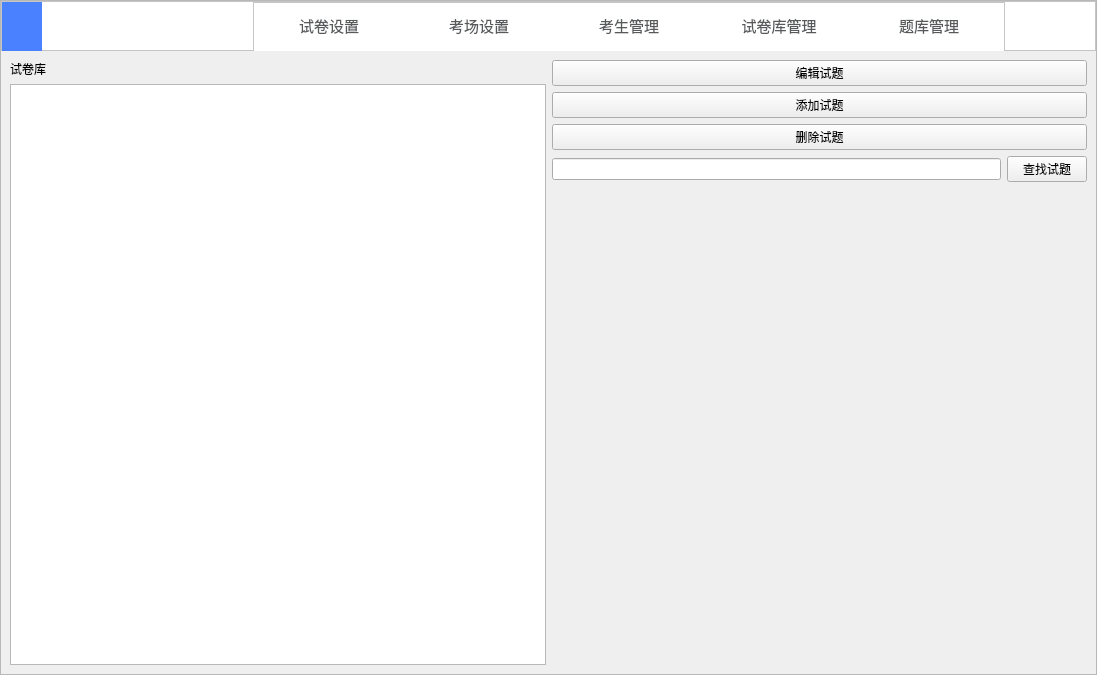
Before: the Qt Designer form Server_part/ServerWindow.ui in MRcao1001/Ddecode-QT-TCP-customWidget-MVD-MVC-MVVM-, drawn with Qt 5.
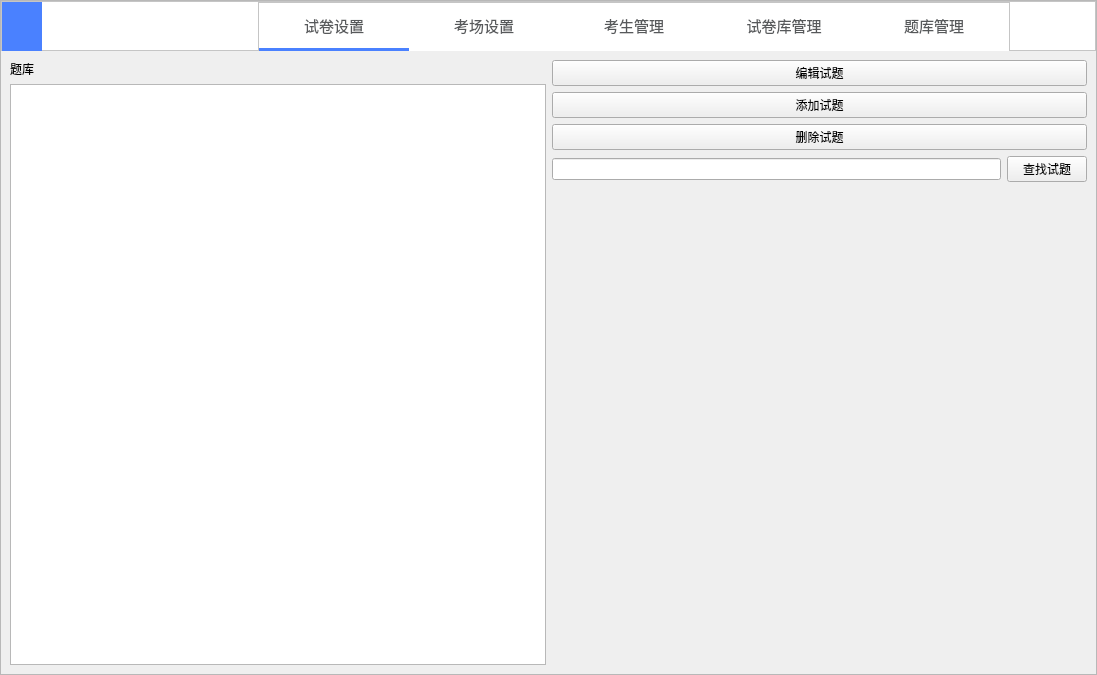
After: the same form once the commit is applied. The open tabs and pages were chosen to show the change. Icons and pictures are not drawn.

Commit message: 从题库数据库获取题库信息转换为对象实例

Patch:
```diff
--- a/Server_part/ServerWindow.ui
+++ b/Server_part/ServerWindow.ui
@@ -133,20 +133,14 @@
           <widget class="QLabel" name="label_7">
            <property name="minimumSize">
             <size>
-             <width>120</width>
-             <height>50</height>
-            </size>
-           </property>
-           <property name="maximumSize">
-            <size>
-             <width>100</width>
+             <width>130</width>
              <height>50</height>
             </size>
            </property>
            <property name="font">
             <font>
              <family>苹方 中等</family>
-             <pointsize>18</pointsize>
+             <pointsize>23</pointsize>
             </font>
            </property>
            <property name="styleSheet">
@@ -155,16 +149,7 @@
 font: 18pt &quot;苹方 中等&quot;;</string>
            </property>
            <property name="text">
-            <string/>
-           </property>
-           <property name="pixmap">
-            <pixmap resource="../img.qrc">:/img/DecodeTitle.png</pixmap>
-           </property>
-           <property name="scaledContents">
-            <bool>true</bool>
-           </property>
-           <property name="alignment">
-            <set>Qt::AlignLeading|Qt::AlignLeft|Qt::AlignVCenter</set>
+            <string>Decode</string>
            </property>
           </widget>
          </item>
@@ -263,7 +248,26 @@
                <cursorShape>PointingHandCursor</cursorShape>
               </property>
               <property name="styleSheet">
-               <string notr="true"/>
+               <string notr="true">.QPushButton,.QToolButton{
+color:#57595B;
+border-radius:0px;
+background:qlineargradient(spread:pad,x1:0,y1:0,x2:1,y2:0,stop:0 #fff,stop:1 #fff);
+border:none;
+border-bottom:3px solid #4a81ff;
+}
+
+.QPushButton:hover,.QToolButton:hover{
+background:qlineargradient(spread:pad,x1:0,y1:0,x2:1,y2:0,stop:0 #f5f5f5,stop:1 #f5f5f5);
+border-bottom:3px solid #4a81ff;
+}
+
+.QPushButton:pressed,.QToolButton:pressed{
+border-bottom:3px solid #4a81ff;
+}
+
+.QToolButton::menu-indicator{
+image:None;
+}</string>
               </property>
               <property name="text">
                <string>试卷设置</string>
@@ -983,7 +987,7 @@
               <item>
                <widget class="QLabel" name="label_13">
                 <property name="text">
-                 <string>试卷库</string>
+                 <string>题库</string>
                 </property>
                </widget>
               </item>
```
Left out of the diff: 11 changed lines with no effect on the pictures. The commit also changes 14 other files.
